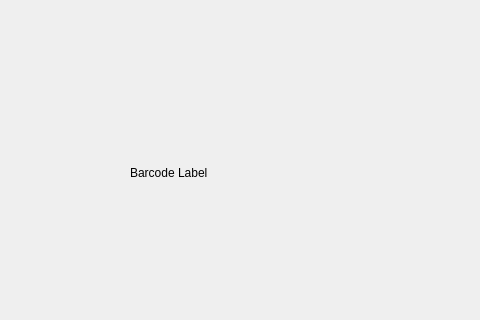
First picture: the form in turtle_musium/resource/monitoring_ui.ui, repository GooMinjae/turtle_museum, before the edit; both pictures show x 0 to 480 and y 148 to 468 of the 792 by 761 pixel window.
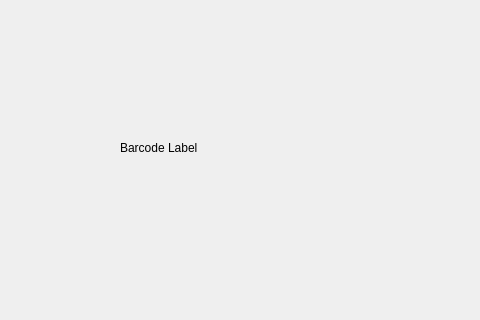
Second picture: the form after the edit. The open tabs and pages were chosen to show the change.

Commit message: ui 폴더 변경, 바코드 스캐너 페이지 테스트 완료

```diff
--- a/turtle_musium/resource/monitoring_ui.ui
+++ b/turtle_musium/resource/monitoring_ui.ui
@@ -71,10 +71,10 @@
      <widget class="QLabel" name="barcode_cam_label">
       <property name="geometry">
        <rect>
-        <x>130</x>
-        <y>90</y>
+        <x>120</x>
+        <y>50</y>
         <width>531</width>
-        <height>221</height>
+        <height>251</height>
        </rect>
       </property>
       <property name="text">
```
The commit also changes 7 other files.
